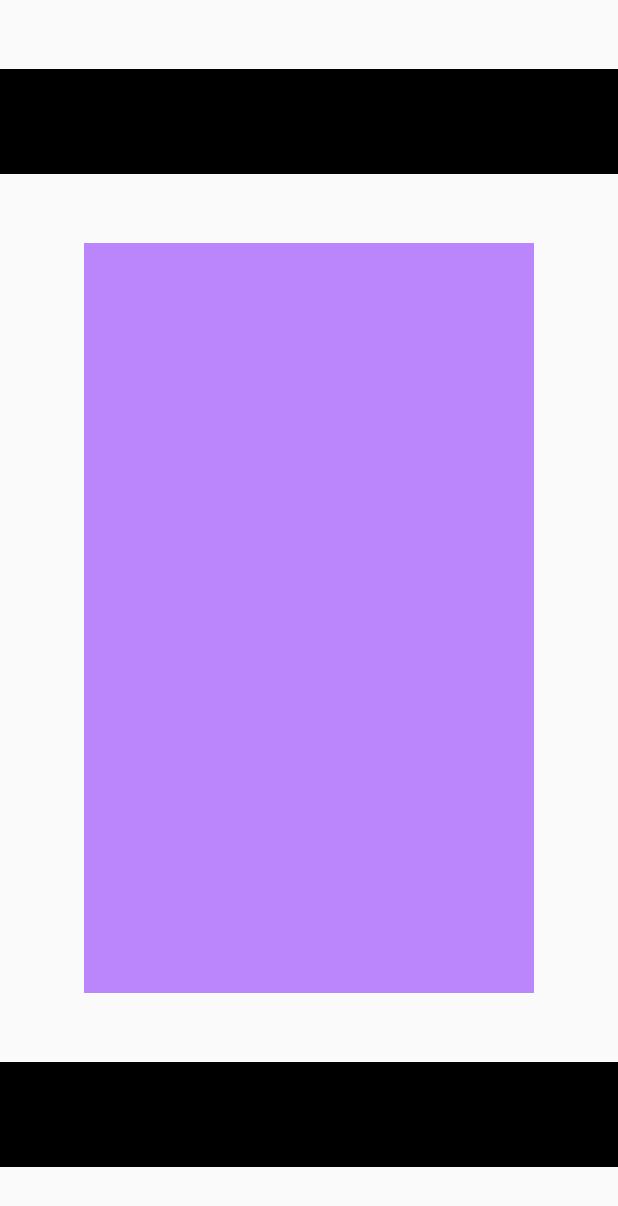
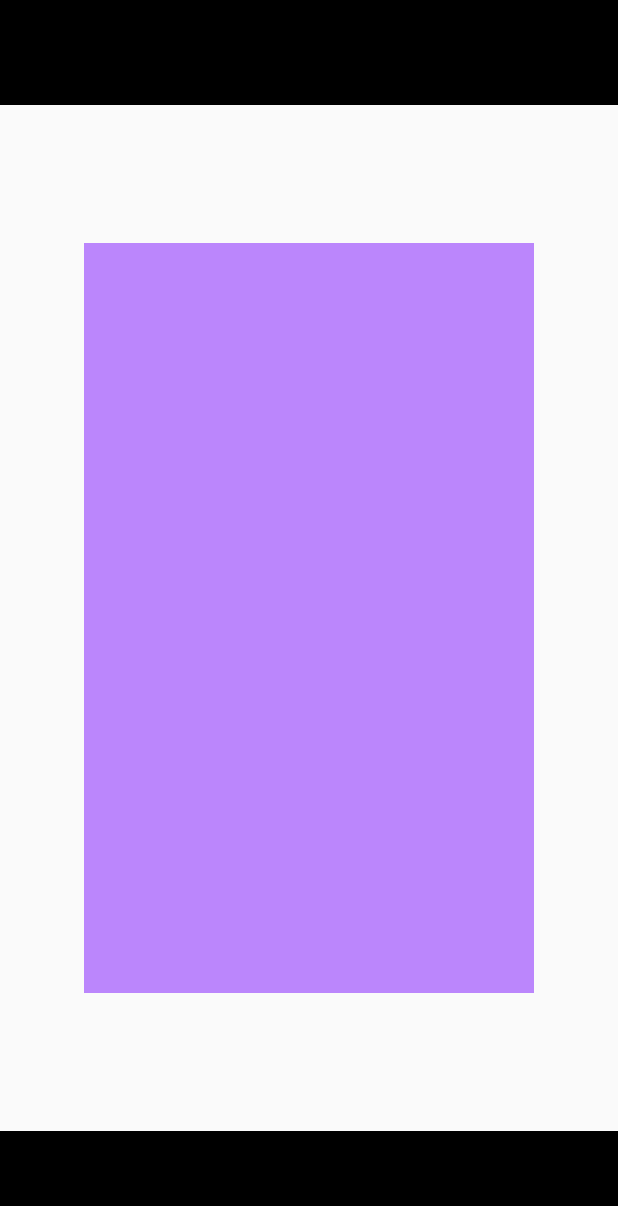
Before and after one commit to vazzab/VFplay, an Android app built with Jetpack Compose: the screen it shows after launch (MainActivity), on a phone screen of 412 x 824 dp. Shown: the top 1206 px of the screen. Run offline under Robolectric (Android 15) with nearby library versions, the light colour scheme and no system bars.

Commit message:
Fix top_bar and bottom_bar issues

```diff
--- a/app/src/main/res/layout/activity_main.xml
+++ b/app/src/main/res/layout/activity_main.xml
@@ -4,17 +4,16 @@
     android:layout_width="match_parent"
     android:layout_height="match_parent">
 
-    <FrameLayout
+     <FrameLayout
         android:id="@+id/top_bar"
-        android:layout_width="match_parent"
+        android:layout_width="0dp"
         android:layout_height="70dp"
-        android:orientation="horizontal"
+        android:background="@color/black"
+        android:fitsSystemWindows="true"
         app:layout_constraintStart_toStartOf="parent"
         app:layout_constraintEnd_toEndOf="parent"
-        app:layout_constraintTop_toTopOf="parent"
-        app:layout_constraintBottom_toTopOf="@id/main_screen"
-        android:background="@color/black"
-        />
+        app:layout_constraintTop_toTopOf="parent"/>
+
     <LinearLayout
         android:id="@+id/main_screen"
         android:layout_width="300dp"
@@ -26,16 +25,15 @@
         app:layout_constraintBottom_toTopOf="@id/bottom_bar"
         android:background="@color/purple_200"
         />
+
     <FrameLayout
         android:id="@+id/bottom_bar"
         android:layout_width="match_parent"
         android:layout_height="70dp"
-        android:orientation="horizontal"
+        android:background="@color/black"
+        app:layout_constraintBottom_toBottomOf="parent"
+        app:layout_constraintEnd_toEndOf="parent"
         app:layout_constraintStart_toStartOf="parent"
-        app:layout_constraintEnd_toEndOf="parent"
-        app:layout_constraintTop_toBottomOf="@id/main_screen"
-        app:layout_constraintBottom_toBottomOf="parent"
-        android:background="@color/black"
         />
 
 
```
